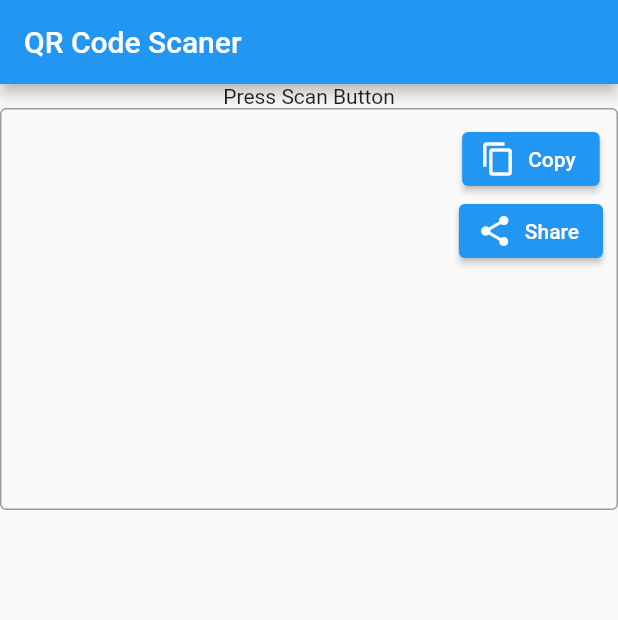
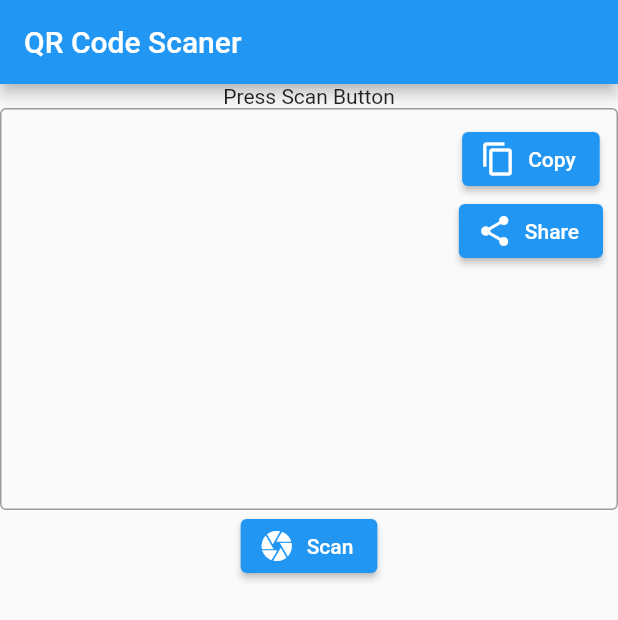
Before and after one commit to Mickuppom/qrcode_scanner, a Flutter app: the screen it shows after launch, on a phone screen of 412 x 824 dp. Shown: the top 620 px of the screen. Run offline on Flutter 3.47's test engine with Material 2 defaults, Android fonts, the phone set to English and light mode, and no system bars.

Commit message:
Update home_screen.dart

```diff
--- a/lib/screen/home_screen.dart
+++ b/lib/screen/home_screen.dart
@@ -8,6 +8,10 @@ class HomeScreen extends StatefulWidget {
 }
 
 class _HomeScreenState extends State<HomeScreen> {
+  void scan() {}
+  void share() {}
+  void copy() {}
+
   @override
   Widget build(BuildContext context) {
     return Scaffold(
@@ -46,6 +50,13 @@ class _HomeScreenState extends State<HomeScreen> {
                 ),
               ],
             ),
+            Container(
+              child: ElevatedButton.icon(
+                onPressed: () {},
+                icon: Icon(Icons.camera),
+                label: Text("Scan"),
+              ),
+            ),
           ],
         ),
       ),
```
